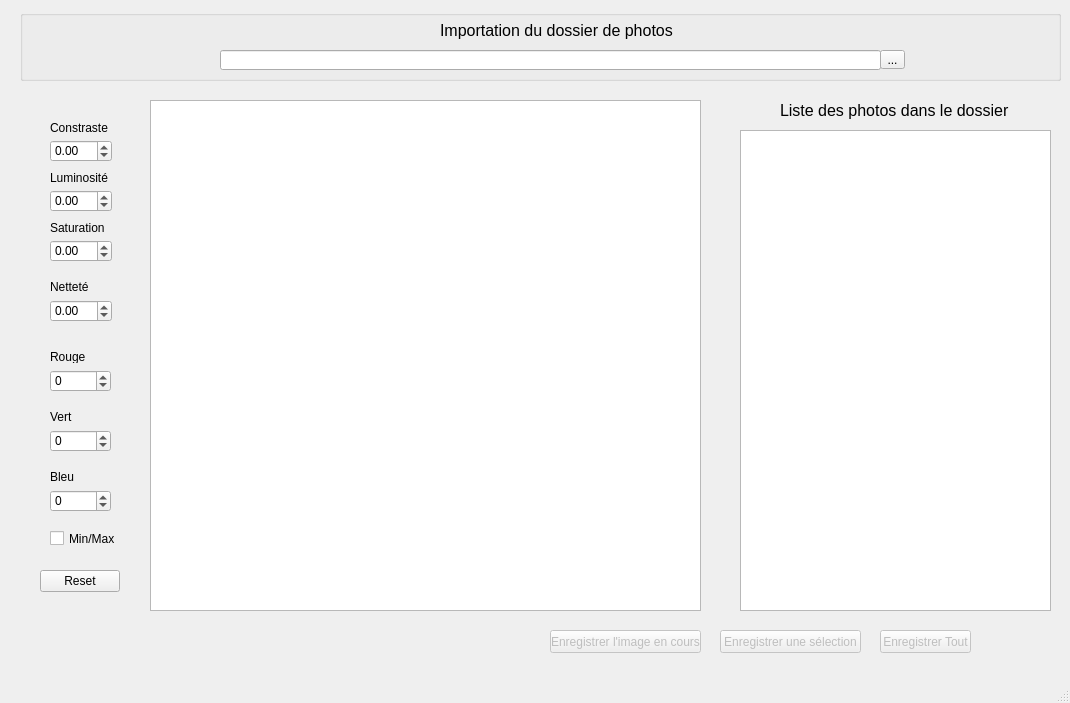
Old version of the form Rehaussement/ui-Rehaussement.ui in the repository Direction-des-inventaires-forestiers/StereoPhoto.
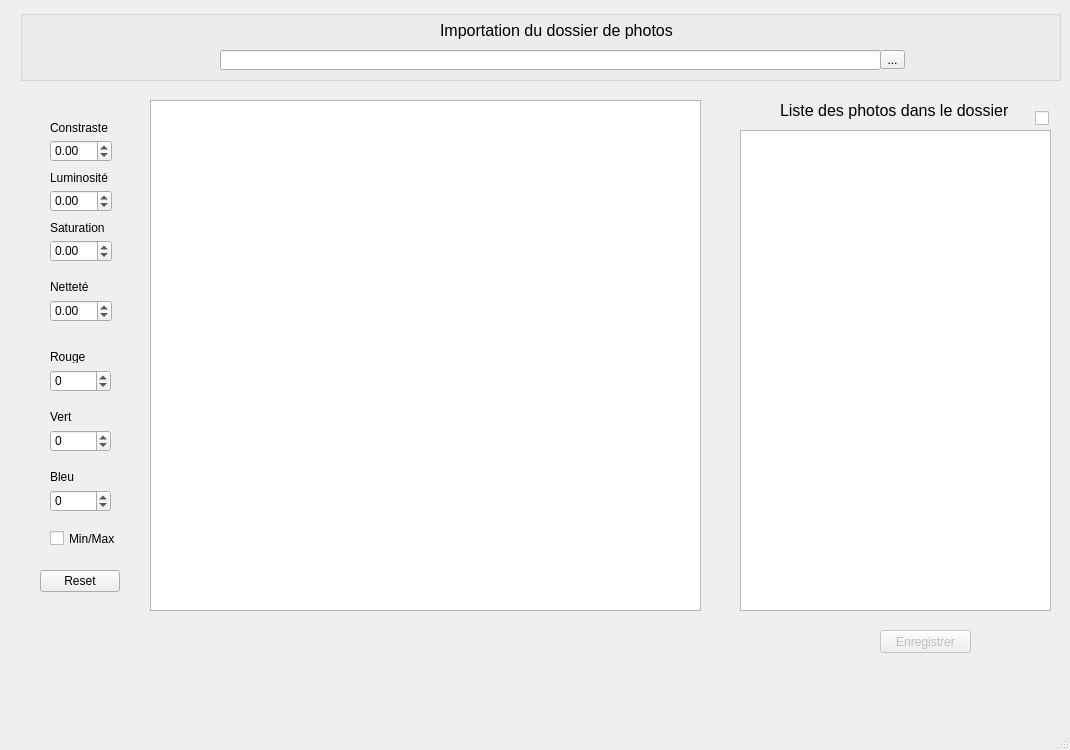
New version of the form. Icons and pictures are not drawn.

Patch:
```diff
--- a/Rehaussement/ui-Rehaussement.ui
+++ b/Rehaussement/ui-Rehaussement.ui
@@ -7,7 +7,7 @@
     <x>0</x>
     <y>0</y>
     <width>1070</width>
-    <height>703</height>
+    <height>750</height>
    </rect>
   </property>
   <property name="windowTitle">
@@ -341,7 +341,7 @@
      </rect>
     </property>
     <property name="text">
-     <string>Enregistrer Tout</string>
+     <string>Enregistrer</string>
     </property>
    </widget>
    <widget class="QTableView" name="tableView">
@@ -390,38 +390,6 @@
      <string>Liste des photos dans le dossier</string>
     </property>
    </widget>
-   <widget class="QPushButton" name="saveSelection">
-    <property name="enabled">
-     <bool>false</bool>
-    </property>
-    <property name="geometry">
-     <rect>
-      <x>720</x>
-      <y>630</y>
-      <width>141</width>
-      <height>23</height>
-     </rect>
-    </property>
-    <property name="text">
-     <string>Enregistrer une sélection</string>
-    </property>
-   </widget>
-   <widget class="QPushButton" name="saveCurrent">
-    <property name="enabled">
-     <bool>false</bool>
-    </property>
-    <property name="geometry">
-     <rect>
-      <x>550</x>
-      <y>630</y>
-      <width>151</width>
-      <height>23</height>
-     </rect>
-    </property>
-    <property name="text">
-     <string>Enregistrer l'image en cours</string>
-    </property>
-   </widget>
    <widget class="QLabel" name="saveImage">
     <property name="geometry">
      <rect>
@@ -438,6 +406,22 @@
      <string/>
     </property>
    </widget>
+   <widget class="QCheckBox" name="checkBoxSave">
+    <property name="enabled">
+     <bool>true</bool>
+    </property>
+    <property name="geometry">
+     <rect>
+      <x>1035</x>
+      <y>110</y>
+      <width>16</width>
+      <height>17</height>
+     </rect>
+    </property>
+    <property name="text">
+     <string/>
+    </property>
+   </widget>
   </widget>
   <widget class="QMenuBar" name="menubar">
    <property name="geometry">
```
Left out of the diff: 7 changed lines with no effect on the pictures.
